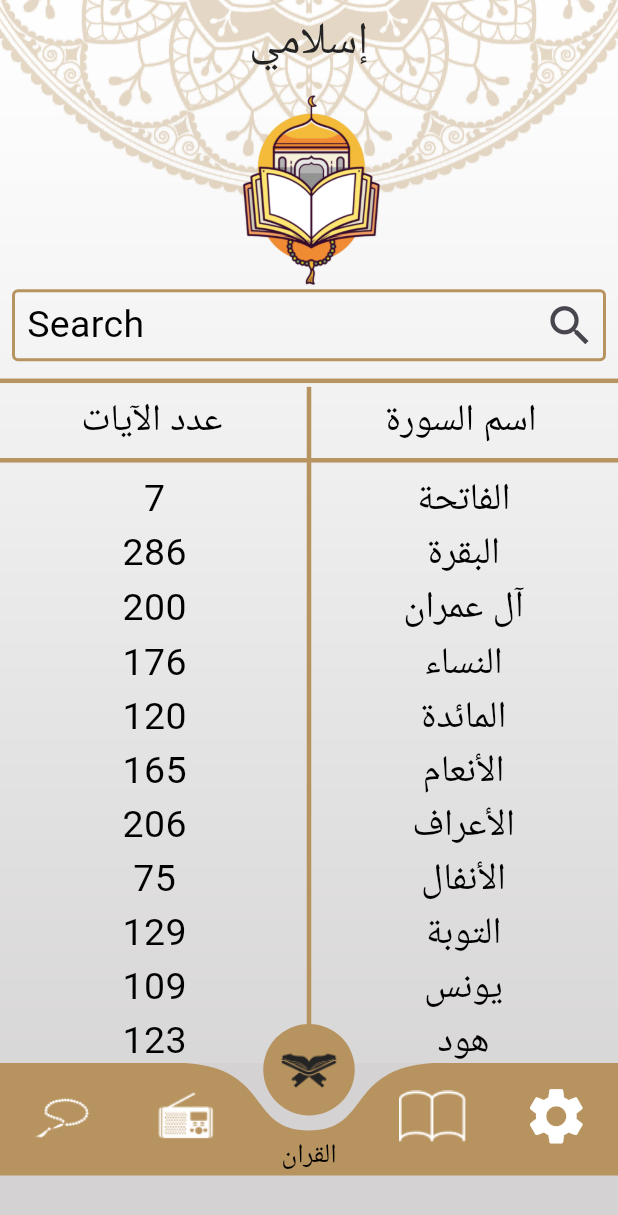
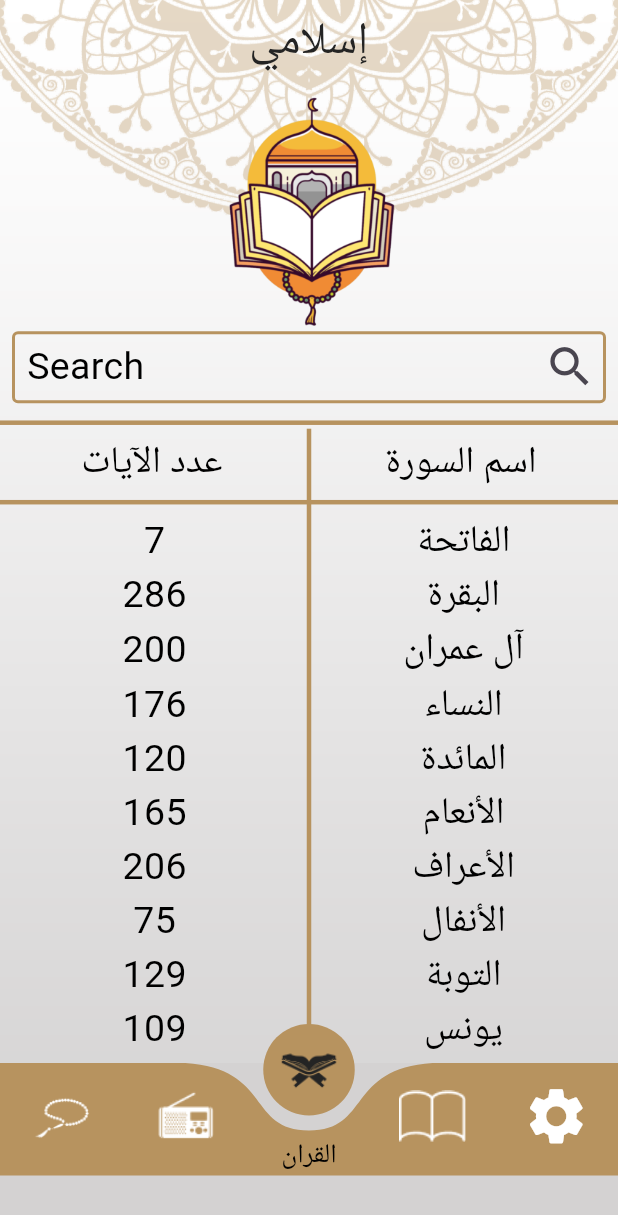
Before and after one commit to MoK369/islamy_app, a Flutter app: the screen it shows after launch, on a phone screen of 412 x 824 dp. Shown: the top 1215 px of the screen. Run offline on Flutter 3.47's test engine with Material 3 defaults, Android fonts, the phone set to English and light mode, and no system bars; drawn by our look-alikes of curved_labeled_navigation_bar; our stand-ins replace google_fonts.

Commit message:
Commit Date: August 7th, 2024 modify: - making the verses of a sura appears next to each other not line by line. - adjusting the dimensions of quran header icon and hadeeth header icon. - changing the fontFamily of the hadeeth body to amiriQuran.

```diff
--- a/lib/Modules/mainScreen/layouts/hadeeth_layout/hadeeth_screen.dart
+++ b/lib/Modules/mainScreen/layouts/hadeeth_layout/hadeeth_screen.dart
@@ -1,4 +1,5 @@
 import 'package:flutter/material.dart';
+import 'package:google_fonts/google_fonts.dart';
 import 'package:islamic_app/core/widgets/background_container.dart';
 
 import 'hadeeth_layout.dart';
@@ -58,7 +59,8 @@ class HadeethScreen extends StatelessWidget {
                     child: Text(
                       args.hadeethBody,
                       textDirection: TextDirection.rtl,
-                      style: theme.textTheme.bodyLarge,
+                      style: theme.textTheme.bodyLarge!.copyWith(
+                          fontFamily: GoogleFonts.amiriQuran().fontFamily),
                     ),
                   ),
                 ),
--- a/lib/Modules/mainScreen/layouts/quran_layout/quran_layout.dart
+++ b/lib/Modules/mainScreen/layouts/quran_layout/quran_layout.dart
@@ -3,6 +3,7 @@ import 'package:islamic_app/Modules/mainScreen/layouts/quran_layout/list_of_sura
 import 'package:islamic_app/Modules/mainScreen/layouts/quran_layout/quran_suras.dart';
 import 'package:islamic_app/Modules/mainScreen/layouts/quran_layout/search_text_field.dart';
 import 'package:islamic_app/Modules/mainScreen/layouts/quran_layout/surah_screen.dart';
+import 'package:islamic_app/Modules/mainScreen/main_screen.dart';
 
 class QuranLayout extends StatefulWidget {
   QuranLayout({super.key});
@@ -44,9 +45,10 @@ class QuranLayoutState extends State<QuranLayout> {
       crossAxisAlignment: CrossAxisAlignment.stretch,
       mainAxisAlignment: MainAxisAlignment.start,
       children: [
-        FractionallySizedBox(
-            widthFactor: 0.3,
-            child: Image.asset('assets/icons/quran_header_icn.png')),
+        Image.asset(
+          'assets/icons/quran_header_icn.png',
+          height: MainScreenState.screenSize.height * 0.2,
+        ),
         Expanded(
           child: Stack(
             alignment: Alignment.center,
--- a/lib/core/widgets/background_container.dart
+++ b/lib/core/widgets/background_container.dart
@@ -10,7 +10,7 @@ class BgContainer extends StatelessWidget {
     return Container(
       decoration: const BoxDecoration(
           image: DecorationImage(
-              image: AssetImage('assets/images/bg.png'), fit: BoxFit.cover)),
+              image: AssetImage('assets/images/bg.png'), fit: BoxFit.fill)),
       child: child,
     );
   }
```
Also changed, not shown: lib/Modules/mainScreen/layouts/hadeeth_layout/hadeeth_layout.dart (+5 -3 lines), lib/Modules/mainScreen/layouts/quran_layout/surah_screen.dart (+23 -12 lines).
